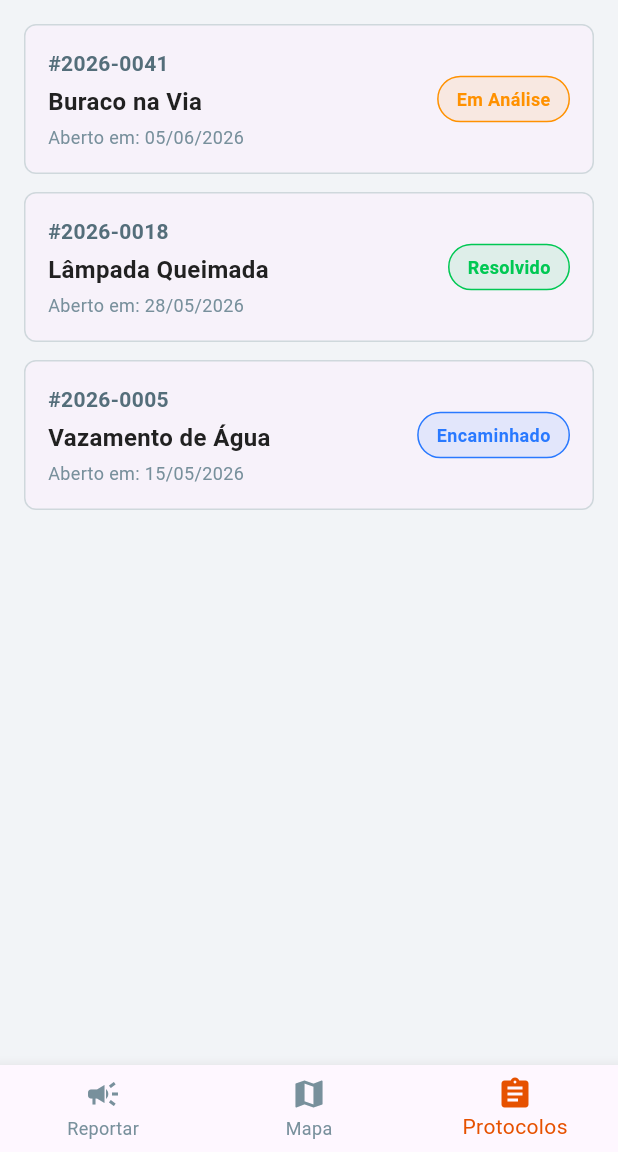
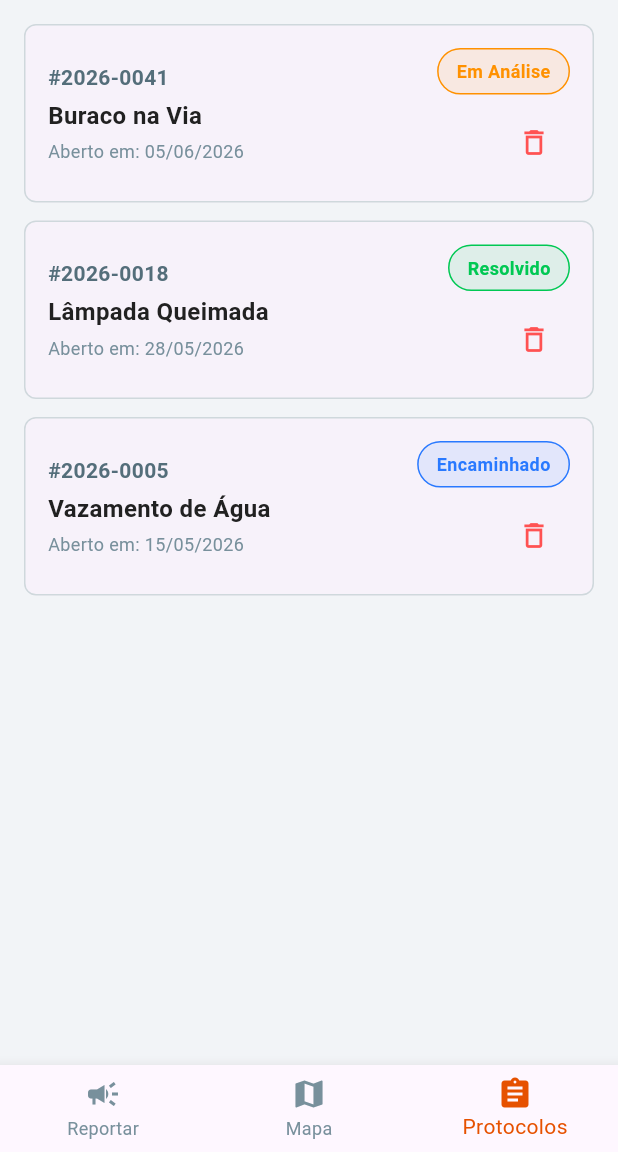
Before and after one commit to Gabriel-V-O/Radar-Urbano, a Flutter app: the screen it shows after launch, item 3 of the bottom bar chosen, on a phone screen of 412 x 824 dp, the part 84-1236 px from its top. Run offline on Flutter 3.47's test engine with Material 3 defaults, Android fonts, the phone set to English and light mode, and no system bars; Roboto replaces fonts that are missing (Segoe UI).

Commit message:
Adicionado botão para excluir protocolos

```diff
--- a/lib/screens/home_screen.dart
+++ b/lib/screens/home_screen.dart
@@ -54,8 +54,7 @@ class _HomeScreenState extends State<HomeScreen> {
     if (typedAddress.isEmpty) {
       ScaffoldMessenger.of(context).showSnackBar(
         const SnackBar(
-          content: Text(
-              'Por favor, informe a localização do problema antes de reportar.'),
+          content: Text('Por favor, informe a localização do problema antes de reportar.'),
           backgroundColor: Colors.redAccent,
           duration: Duration(seconds: 3),
         ),
@@ -127,8 +126,6 @@ class _HomeScreenState extends State<HomeScreen> {
             },
           ),
           const SizedBox(height: 24),
-
-          // ALTERAÇÃO AQUI: Adicionado o texto (opcional) estilizado com uma cor mais suave
           RichText(
             text: const TextSpan(
               text: 'Evidência Visual ',
@@ -150,7 +147,6 @@ class _HomeScreenState extends State<HomeScreen> {
               ],
             ),
           ),
-
           const SizedBox(height: 12),
           Container(
             width: double.infinity,
@@ -220,8 +216,7 @@ class _HomeScreenState extends State<HomeScreen> {
                 hintStyle: TextStyle(color: Color(0xFF78909C), fontSize: 14),
                 prefixIcon: Icon(Icons.search, color: Color(0xFF78909C)),
                 border: InputBorder.none,
-                contentPadding:
-                    EdgeInsets.symmetric(vertical: 14, horizontal: 16),
+                contentPadding: EdgeInsets.symmetric(vertical: 14, horizontal: 16),
               ),
             ),
           ),
@@ -291,7 +286,21 @@ class _HomeScreenState extends State<HomeScreen> {
     final List<Widget> screens = [
       _buildReportForm(),
       const MapScreen(),
-      ProtocolsScreen(protocols: _protocols),
+      ProtocolsScreen(
+        protocols: _protocols,
+        onDelete: (index) {
+          setState(() {
+            _protocols.removeAt(index);
+          });
+          ScaffoldMessenger.of(context).showSnackBar(
+            const SnackBar(
+              content: Text('Protocolo excluído com sucesso.'),
+              backgroundColor: Colors.black87,
+              duration: Duration(seconds: 2),
+            ),
+          );
+        },
+      ),
     ];
 
     final List<String> titles = [
@@ -373,21 +382,14 @@ class MapMockPainter extends CustomPainter {
       ..color = const Color(0xFFFFF9C4)
       ..style = PaintingStyle.fill;
 
-    canvas.drawLine(Offset(0, size.height / 2),
-        Offset(size.width, size.height / 2), paintLine);
-    canvas.drawLine(Offset(size.width * 0.25, 0),
-        Offset(size.width * 0.25, size.height), paintLine);
-    canvas.drawLine(Offset(size.width * 0.5, 0),
-        Offset(size.width * 0.5, size.height), paintLine);
-    canvas.drawLine(Offset(size.width * 0.75, 0),
-        Offset(size.width * 0.75, size.height), paintLine);
+    canvas.drawLine(Offset(0, size.height / 2), Offset(size.width, size.height / 2), paintLine);
+    canvas.drawLine(Offset(size.width * 0.25, 0), Offset(size.width * 0.25, size.height), paintLine);
+    canvas.drawLine(Offset(size.width * 0.5, 0), Offset(size.width * 0.5, size.height), paintLine);
+    canvas.drawLine(Offset(size.width * 0.75, 0), Offset(size.width * 0.75, size.height), paintLine);
 
-    canvas.drawCircle(
-        Offset(size.width * 0.25, size.height / 2), 6, paintCircle);
-    canvas.drawCircle(
-        Offset(size.width * 0.5, size.height / 2), 6, paintCircle);
-    canvas.drawCircle(
-        Offset(size.width * 0.75, size.height / 2), 6, paintCircle);
+    canvas.drawCircle(Offset(size.width * 0.25, size.height / 2), 6, paintCircle);
+    canvas.drawCircle(Offset(size.width * 0.5, size.height / 2), 6, paintCircle);
+    canvas.drawCircle(Offset(size.width * 0.75, size.height / 2), 6, paintCircle);
   }
 
   @override
--- a/lib/screens/protocols_screen.dart
+++ b/lib/screens/protocols_screen.dart
@@ -2,11 +2,32 @@ import 'package:flutter/material.dart';
 
 class ProtocolsScreen extends StatelessWidget {
   final List<Map<String, String>> protocols;
+  final Function(int) onDelete;
 
-  const ProtocolsScreen({super.key, required this.protocols});
+  const ProtocolsScreen({
+    super.key,
+    required this.protocols,
+    required this.onDelete,
+  });
 
   @override
   Widget build(BuildContext context) {
+    if (protocols.isEmpty) {
+      return const Scaffold(
+        backgroundColor: Color(0xFFF2F4F7),
+        body: Center(
+          child: Text(
+            'Nenhum protocolo ativo.',
+            style: TextStyle(
+              fontSize: 16,
+              color: Color(0xFF78909C),
+              fontWeight: FontWeight.w500,
+            ),
+          ),
+        ),
+      );
+    }
+
     return Scaffold(
       backgroundColor: const Color(0xFFF2F4F7),
       body: ListView.builder(
@@ -60,14 +81,17 @@ class ProtocolsScreen extends StatelessWidget {
                     ),
                   ),
                   const SizedBox(width: 8),
+                  Column(
+                    crossAxisAlignment: CrossAxisAlignment.end,
+                    children: [
                       Container(
                         padding: const EdgeInsets.symmetric(
                           horizontal: 12,
                           vertical: 6,
                         ),
                         decoration: BoxDecoration(
-                      color: Color(int.parse(item['color']!))
-                          .withValues(alpha: 0.1),
+                          color:
+                              Color(int.parse(item['color']!)).withOpacity(0.1),
                           borderRadius: BorderRadius.circular(20),
                           border: Border.all(
                             color: Color(int.parse(item['color']!)),
@@ -82,6 +106,45 @@ class ProtocolsScreen extends StatelessWidget {
                           ),
                         ),
                       ),
+                      const SizedBox(height: 8),
+                      IconButton(
+                        constraints: const BoxConstraints(),
+                        padding: EdgeInsets.zero,
+                        icon: const Icon(
+                          Icons.delete_outline,
+                          color: Colors.redAccent,
+                          size: 22,
+                        ),
+                        onPressed: () {
+                          showDialog(
+                            context: context,
+                            builder: (BuildContext context) {
+                              return AlertDialog(
+                                title: const Text('Excluir Protocolo'),
+                                content: const Text(
+                                    'Tem certeza que deseja apagar este protocolo permanentemente?'),
+                                actions: [
+                                  TextButton(
+                                    child: const Text('CANCELAR',
+                                        style: TextStyle(color: Colors.grey)),
+                                    onPressed: () => Navigator.pop(context),
+                                  ),
+                                  TextButton(
+                                    child: const Text('EXCLUIR',
+                                        style: TextStyle(color: Colors.red)),
+                                    onPressed: () {
+                                      Navigator.pop(context);
+                                      onDelete(index);
+                                    },
+                                  ),
+                                ],
+                              );
+                            },
+                          );
+                        },
+                      ),
+                    ],
+                  ),
                 ],
               ),
             ),
--- a/pubspec.yaml
+++ b/pubspec.yaml
@@ -1,10 +1,10 @@
 name: radar_urbano
 description: A new Flutter project.
-publish_to: 'none'
+publish_to: "none"
 version: 1.0.0+1
 
 environment:
-  sdk: '>=3.0.0 <4.0.0'
+  sdk: ">=3.0.0 <4.0.0"
 
 dependencies:
   flutter:
```
Lines whose indentation alone changed are shown as unchanged.
